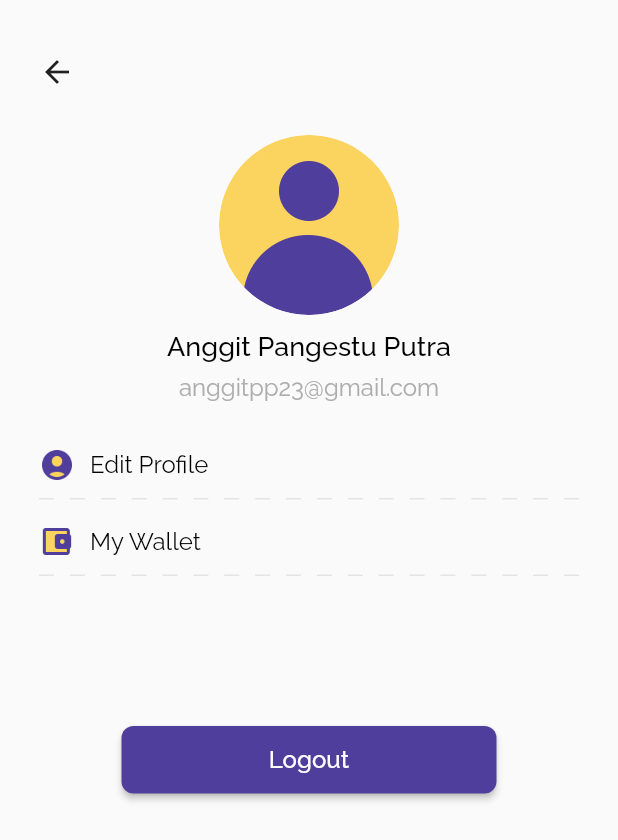
After one commit to anggitpp/flutix-new, a Flutter app: the ProfilePage screen opened by its route, on a phone screen of 412 x 824 dp. The commit adds this screen. Shown: the top 840 px of the screen. Run offline on Flutter 3.47's test engine with Material 2 defaults, Android fonts, the phone set to English and light mode, and no system bars; our stand-ins replace get, google_fonts, image_picker, supercharged.

Commit message:
add profile page

```diff
--- a/lib/routes/pages.dart
+++ b/lib/routes/pages.dart
@@ -14,6 +14,7 @@ import 'package:flutix/screens/pages/home_page.dart';
 import 'package:flutix/screens/pages/login_page.dart';
 import 'package:flutix/screens/pages/movie_detail_page.dart';
 import 'package:flutix/screens/pages/mywallet_page.dart';
+import 'package:flutix/screens/pages/profile_page.dart';
 import 'package:flutix/screens/pages/registration_page.dart';
 import 'package:flutix/screens/pages/select_cinema_page.dart';
 import 'package:flutix/screens/pages/select_genre_page.dart';
@@ -91,5 +92,9 @@ class Pages {
       name: RouteName.ticketdetail,
       page: () => const TicketDetailPage(),
     ),
+    GetPage(
+      name: RouteName.profile,
+      page: () => const ProfilePage(),
+    ),
   ];
 }
--- a/lib/routes/route_name.dart
+++ b/lib/routes/route_name.dart
@@ -14,4 +14,5 @@ class RouteName {
   static const mywallet = '/mywallet';
   static const mytickets = '/mytickets';
   static const ticketdetail = '/ticketdetail';
+  static const profile = '/profile';
 }
--- a/lib/screens/pages/movies_page.dart
+++ b/lib/screens/pages/movies_page.dart
@@ -6,6 +6,7 @@ import 'package:flutix/screens/widgets/now_playing_banner.dart';
 import 'package:flutix/screens/widgets/promo_card.dart';
 import 'package:flutix/shared/theme.dart';
 import 'package:flutter/material.dart';
+import 'package:get/get.dart';
 
 class MoviesPage extends StatelessWidget {
   const MoviesPage({Key? key}) : super(key: key);
@@ -29,6 +30,8 @@ class MoviesPage extends StatelessWidget {
           ),
           child: Padding(
             padding: const EdgeInsets.only(left: 24, bottom: 30),
+            child: GestureDetector(
+              onTap: () => Get.toNamed('/profile'),
               child: Row(
                 crossAxisAlignment: CrossAxisAlignment.center,
                 children: [
@@ -63,6 +66,7 @@ class MoviesPage extends StatelessWidget {
                     ],
                   )
                 ],
+              ),
             ),
           ),
         ),
--- /dev/null
+++ b/lib/screens/pages/profile_page.dart
@@ -0,0 +1,134 @@
+import 'package:flutix/screens/widgets/button_text.dart';
+import 'package:flutix/screens/widgets/dash_separator.dart';
+import 'package:flutix/screens/widgets/header_title.dart';
+import 'package:flutix/shared/theme.dart';
+import 'package:flutter/material.dart';
+import 'package:get/get.dart';
+
+class ProfilePage extends StatelessWidget {
+  const ProfilePage({Key? key}) : super(key: key);
+
+  @override
+  Widget build(BuildContext context) {
+    final phoneWidth = MediaQuery.of(context).size.width;
+    return Scaffold(
+      body: SafeArea(
+        child: Column(
+          children: [
+            HeaderTitle(
+              backFunction: Get.back,
+            ),
+            SizedBox(
+              height: 30,
+            ),
+            Container(
+              width: 120,
+              height: 120,
+              decoration: BoxDecoration(
+                shape: BoxShape.circle,
+                image: DecorationImage(
+                  fit: BoxFit.cover,
+                  image: AssetImage('assets/nophoto.png'),
+                ),
+              ),
+            ),
+            SizedBox(
+              height: 10,
+            ),
+            Text(
+              'Anggit Pangestu Putra',
+              style: mediumText.copyWith(
+                fontSize: 18,
+                fontWeight: FontWeight.w500,
+              ),
+            ),
+            SizedBox(
+              height: 8,
+            ),
+            Text(
+              'anggitpp23@gmail.com',
+              style: greyMediumText,
+            ),
+            SizedBox(
+              height: 30,
+            ),
+            Container(
+              width: phoneWidth - 2 * defaultMargin,
+              child: Column(
+                children: [
+                  Row(
+                    children: [
+                      Container(
+                        width: 24,
+                        height: 24,
+                        decoration: BoxDecoration(
+                          image: DecorationImage(
+                            fit: BoxFit.cover,
+                            image: AssetImage('assets/icons/profile.png'),
+                          ),
+                        ),
+                      ),
+                      SizedBox(
+                        width: 10,
+                      ),
+                      Text(
+                        'Edit Profile',
+                        style: mediumText,
+                      ),
+                    ],
+                  ),
+                  SizedBox(
+                    height: 10,
+                  ),
+                  DashSeparator(
+                    height: 1,
+                    color: lightGreyColor,
+                  ),
+                  SizedBox(
+                    height: 16,
+                  ),
+                  GestureDetector(
+                    onTap: () => Get.toNamed('/mywallet'),
+                    child: Row(
+                      children: [
+                        Container(
+                          width: 24,
+                          height: 24,
+                          decoration: BoxDecoration(
+                            image: DecorationImage(
+                              fit: BoxFit.cover,
+                              image: AssetImage('assets/icons/wallet.png'),
+                            ),
+                          ),
+                        ),
+                        SizedBox(
+                          width: 10,
+                        ),
+                        Text(
+                          'My Wallet',
+                          style: mediumText,
+                        ),
+                      ],
+                    ),
+                  ),
+                  SizedBox(
+                    height: 10,
+                  ),
+                  DashSeparator(
+                    height: 1,
+                    color: lightGreyColor,
+                  ),
+                  SizedBox(
+                    height: 100,
+                  ),
+                  ButtonText(
+                      color: purpleColor, text: 'Logout', function: () {}),
+                ],
+              ),
+            ),
+          ],
+        ),
+      ),
+    );
+  }
+}
```
Also changed, not shown: assets/icons/profile.png (added), assets/icons/wallet.png (added). Lines whose indentation alone changed are shown as unchanged.
